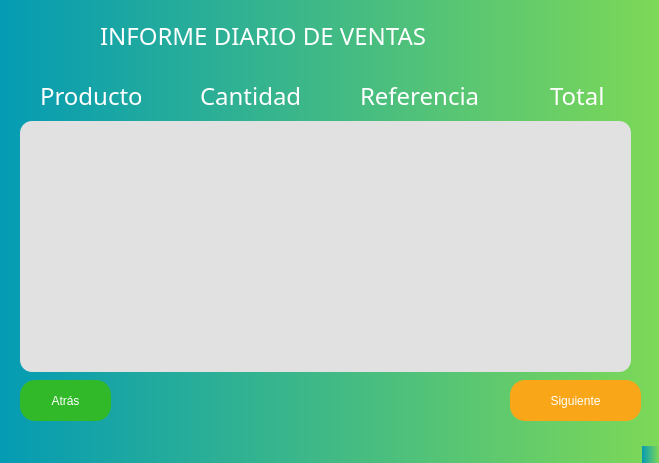
Qt form Inventario.ui (Yohan205/ProjectInventory) before a commit.
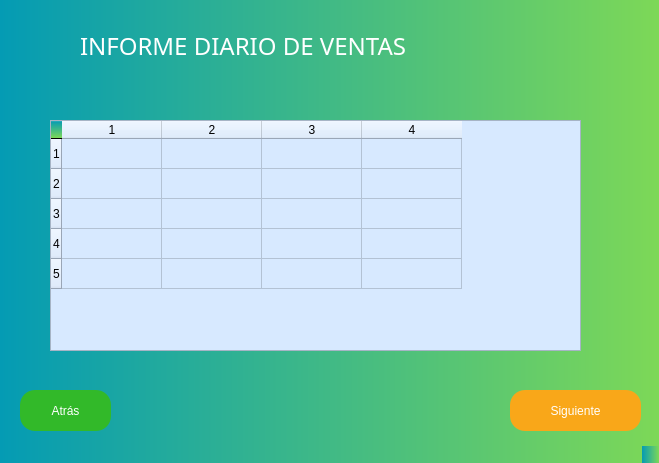
The same form after that commit. Icons and pictures are not drawn.

Patch:
```diff
--- a/Inventario.ui
+++ b/Inventario.ui
@@ -23,8 +23,8 @@
    <widget class="QLabel" name="tittleDi">
     <property name="geometry">
      <rect>
-      <x>100</x>
-      <y>20</y>
+      <x>80</x>
+      <y>30</y>
       <width>491</width>
       <height>31</height>
      </rect>
@@ -48,119 +48,11 @@
      <string>INFORME DIARIO DE VENTAS</string>
     </property>
    </widget>
-   <widget class="QLabel" name="eProductDi">
-    <property name="geometry">
-     <rect>
-      <x>40</x>
-      <y>80</y>
-      <width>101</width>
-      <height>31</height>
-     </rect>
-    </property>
-    <property name="font">
-     <font>
-      <family>Tw Cen MT Condensed Extra Bold</family>
-      <pointsize>18</pointsize>
-      <weight>50</weight>
-      <italic>false</italic>
-      <bold>false</bold>
-     </font>
-    </property>
-    <property name="styleSheet">
-     <string notr="true">background-color: rgb(255, 255, 255, 0);
-color: rgb(255, 255, 255);
-font: 18pt &quot;Tw Cen MT Condensed Extra Bold&quot;;</string>
-    </property>
-    <property name="text">
-     <string>Producto</string>
-    </property>
-   </widget>
-   <widget class="QLabel" name="eCantDi">
-    <property name="geometry">
-     <rect>
-      <x>200</x>
-      <y>80</y>
-      <width>101</width>
-      <height>31</height>
-     </rect>
-    </property>
-    <property name="font">
-     <font>
-      <family>Tw Cen MT Condensed Extra Bold</family>
-      <pointsize>18</pointsize>
-      <weight>50</weight>
-      <italic>false</italic>
-      <bold>false</bold>
-     </font>
-    </property>
-    <property name="styleSheet">
-     <string notr="true">background-color: rgb(255, 255, 255, 0);
-color: rgb(255, 255, 255);
-font: 18pt &quot;Tw Cen MT Condensed Extra Bold&quot;;</string>
-    </property>
-    <property name="text">
-     <string>Cantidad</string>
-    </property>
-   </widget>
-   <widget class="QLabel" name="eRefDi">
-    <property name="geometry">
-     <rect>
-      <x>360</x>
-      <y>80</y>
-      <width>121</width>
-      <height>31</height>
-     </rect>
-    </property>
-    <property name="font">
-     <font>
-      <family>Tw Cen MT Condensed Extra Bold</family>
-      <pointsize>18</pointsize>
-      <weight>50</weight>
-      <italic>false</italic>
-      <bold>false</bold>
-     </font>
-    </property>
-    <property name="styleSheet">
-     <string notr="true">background-color: rgb(255, 255, 255, 0);
-color: rgb(255, 255, 255);
-font: 18pt &quot;Tw Cen MT Condensed Extra Bold&quot;;</string>
-    </property>
-    <property name="text">
-     <string>Referencia</string>
-    </property>
-   </widget>
-   <widget class="QLabel" name="eTotalDi">
-    <property name="geometry">
-     <rect>
-      <x>550</x>
-      <y>80</y>
-      <width>61</width>
-      <height>31</height>
-     </rect>
-    </property>
-    <property name="font">
-     <font>
-      <family>Tw Cen MT Condensed Extra Bold</family>
-      <pointsize>18</pointsize>
-      <weight>50</weight>
-      <italic>false</italic>
-      <bold>false</bold>
-     </font>
-    </property>
-    <property name="styleSheet">
-     <string notr="true">background-color: rgb(255, 255, 255, 0);
-color: rgb(255, 255, 255);
-font: 18pt &quot;Tw Cen MT Condensed Extra Bold&quot;;</string>
-    </property>
-    <property name="text">
-     <string>Total</string>
-    </property>
-   </widget>
    <widget class="QPushButton" name="btnBackDi">
     <property name="geometry">
      <rect>
       <x>20</x>
-      <y>380</y>
+      <y>390</y>
       <width>91</width>
       <height>41</height>
      </rect>
@@ -182,7 +74,7 @@
     <property name="geometry">
      <rect>
       <x>510</x>
-      <y>380</y>
+      <y>390</y>
       <width>131</width>
       <height>41</height>
      </rect>
@@ -200,20 +92,42 @@
      <string>Siguiente</string>
     </property>
    </widget>
-   <widget class="QTableView" name="tableViewDi">
+   <widget class="QTableWidget" name="tableWidget">
     <property name="geometry">
      <rect>
-      <x>20</x>
-      <y>121</y>
-      <width>611</width>
-      <height>251</height>
+      <x>50</x>
+      <y>120</y>
+      <width>531</width>
+      <height>231</height>
      </rect>
     </property>
     <property name="styleSheet">
-     <string notr="true">background-color: rgb(225, 225, 225);
-font: 12pt &quot;Arial&quot;;
-border-radius: 12px;</string>
+     <string notr="true">background-color: rgb(101, 200, 156);
+
+
+background-color: rgb(215, 233, 255);
+font: 14pt &quot;Arial&quot;;
+
+</string>
     </property>
+    <property name="rowCount">
+     <number>5</number>
+    </property>
+    <property name="columnCount">
+     <number>4</number>
+    </property>
+    <attribute name="horizontalHeaderCascadingSectionResizes">
+     <bool>false</bool>
+    </attribute>
+    <row/>
+    <row/>
+    <row/>
+    <row/>
+    <row/>
+    <column/>
+    <column/>
+    <column/>
+    <column/>
    </widget>
   </widget>
   <widget class="QStatusBar" name="statusbar"/>
```
Left out of the diff: 10 changed lines with no effect on the pictures.
